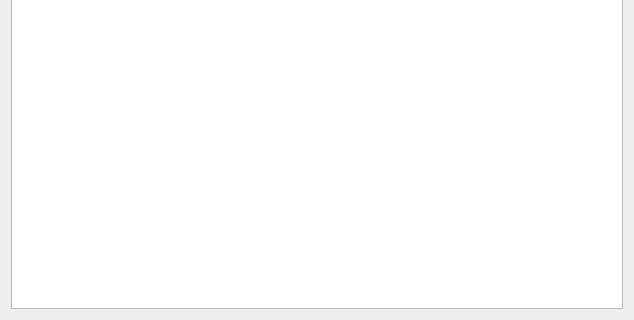
Qt form manager/app/ui/widgetLSTHosts.ui (milyges/linux-server-tools) before a commit; both pictures show x 0 to 634 and y 190 to 510 of the 634 by 510 pixel window.
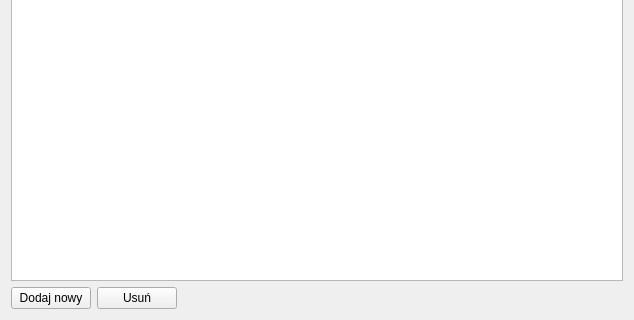
The same form after that commit.

Commit message: Dodano możliwość edycji plików zones.conf oraz hosts.conf

Patch:
```diff
--- a/manager/app/ui/widgetLSTHosts.ui
+++ b/manager/app/ui/widgetLSTHosts.ui
@@ -13,9 +13,12 @@
   <property name="windowTitle">
    <string>Form</string>
   </property>
-  <layout class="QHBoxLayout" name="horizontalLayout">
+  <layout class="QVBoxLayout" name="verticalLayout">
    <item>
-    <widget class="QTreeWidget" name="treeWidget">
+    <widget class="QTreeWidget" name="twHosts">
+     <property name="rootIsDecorated">
+      <bool>false</bool>
+     </property>
      <column>
       <property name="text">
        <string>Strefa</string>
@@ -43,6 +46,37 @@
      </column>
     </widget>
    </item>
+   <item>
+    <layout class="QHBoxLayout" name="horizontalLayout">
+     <item>
+      <widget class="QPushButton" name="bntAddHost">
+       <property name="text">
+        <string>Dodaj nowy</string>
+       </property>
+      </widget>
+     </item>
+     <item>
+      <widget class="QPushButton" name="bntRemoveHost">
+       <property name="text">
+        <string>Usuń</string>
+       </property>
+      </widget>
+     </item>
+     <item>
+      <spacer name="horizontalSpacer">
+       <property name="orientation">
+        <enum>Qt::Horizontal</enum>
+       </property>
+       <property name="sizeHint" stdset="0">
+        <size>
+         <width>40</width>
+         <height>20</height>
+        </size>
+       </property>
+      </spacer>
+     </item>
+    </layout>
+   </item>
   </layout>
  </widget>
  <resources/>
```
The commit also changes 6 other files.
